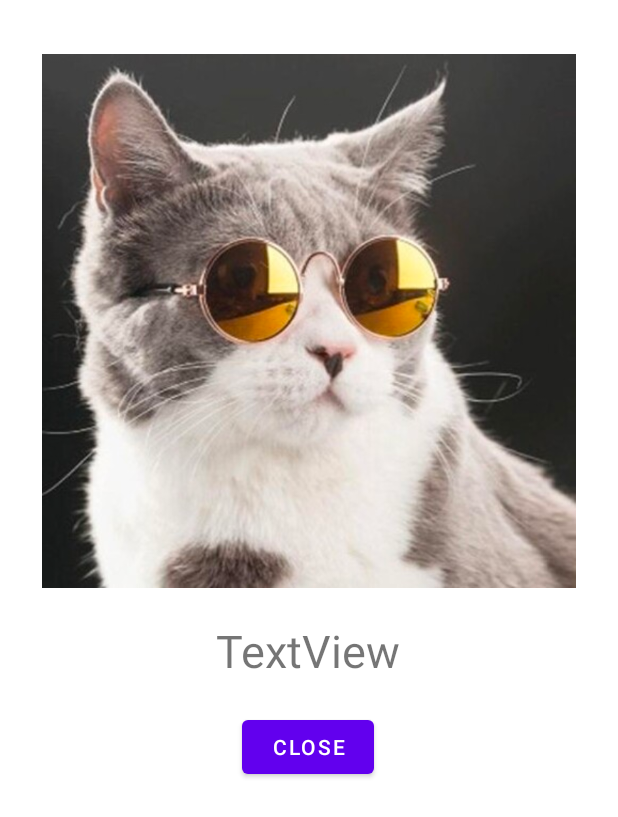
After one commit to DebbieIsFree/madCamp_week01, an Android app: the layout gallery_popup.xml on its own in the app's theme, with its tools: preview values and no code run, on a phone screen of 412 x 824 dp. The commit adds this screen. Shown: the top 817 px of the screen. Run offline under Robolectric (Android 15) with nearby library versions, the phone set to English and light mode, and no system bars.

Commit message:
search and popup

```diff
--- /dev/null
+++ b/app/src/main/res/layout/gallery_popup.xml
@@ -0,0 +1,45 @@
+<?xml version="1.0" encoding="utf-8"?>
+<androidx.constraintlayout.widget.ConstraintLayout xmlns:android="http://schemas.android.com/apk/res/android"
+    xmlns:app="http://schemas.android.com/apk/res-auto"
+    xmlns:tools="http://schemas.android.com/tools"
+    android:layout_width="match_parent"
+    android:layout_height="wrap_content">
+
+    <ImageView
+        android:id="@+id/imageView"
+        android:layout_width="357dp"
+        android:layout_height="356dp"
+        android:layout_marginTop="36dp"
+        app:layout_constraintDimensionRatio="h,1:1"
+        app:layout_constraintEnd_toEndOf="parent"
+        app:layout_constraintStart_toStartOf="parent"
+        app:layout_constraintTop_toTopOf="parent"
+        app:srcCompat="@drawable/img" />
+
+    <TextView
+        android:id="@+id/title_popup"
+        android:layout_width="wrap_content"
+        android:layout_height="wrap_content"
+        android:layout_marginTop="20dp"
+        android:text="TextView"
+        android:textSize="30sp"
+        app:layout_constraintBottom_toBottomOf="parent"
+        app:layout_constraintEnd_toEndOf="parent"
+        app:layout_constraintHorizontal_bias="0.498"
+        app:layout_constraintStart_toStartOf="parent"
+        app:layout_constraintTop_toBottomOf="@+id/imageView"
+        app:layout_constraintVertical_bias="0.017" />
+
+    <Button
+        android:id="@+id/close_button"
+        android:layout_width="wrap_content"
+        android:layout_height="wrap_content"
+        android:layout_marginTop="20dp"
+        android:layout_marginBottom="20dp"
+        android:text="close"
+        app:layout_constraintBottom_toBottomOf="parent"
+        app:layout_constraintEnd_toEndOf="parent"
+        app:layout_constraintHorizontal_bias="0.498"
+        app:layout_constraintStart_toStartOf="parent"
+        app:layout_constraintTop_toBottomOf="@+id/title_popup" />
+</androidx.constraintlayout.widget.ConstraintLayout>
```
Also changed, not shown: app/src/main/java/com/example/madcamp/GalleryAdapter.kt (+14 -0 lines), app/src/main/java/com/example/madcamp/GalleryFragment.kt (+11 -0 lines), app/src/main/java/com/example/madcamp/GalleryPopup.kt (added, +28 -0 lines), app/src/main/java/com/example/madcamp/PhoneFragment.kt (+10 -2 lines), app/src/main/res/layout/frag_gallery.xml (+0 -7 lines).
